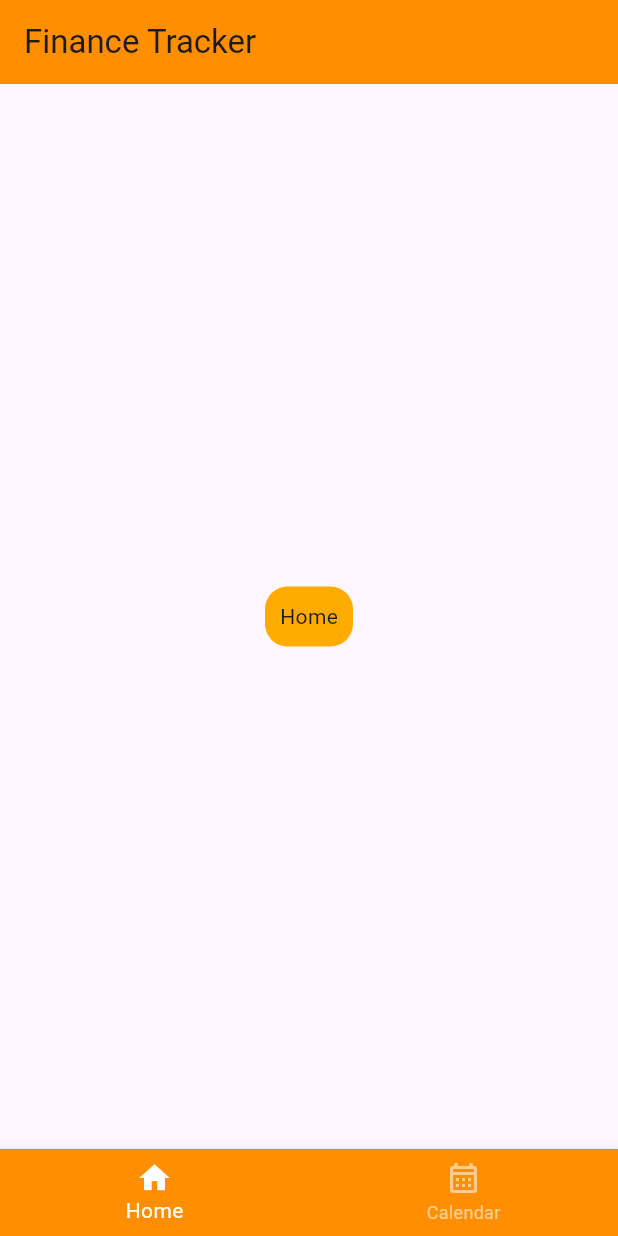
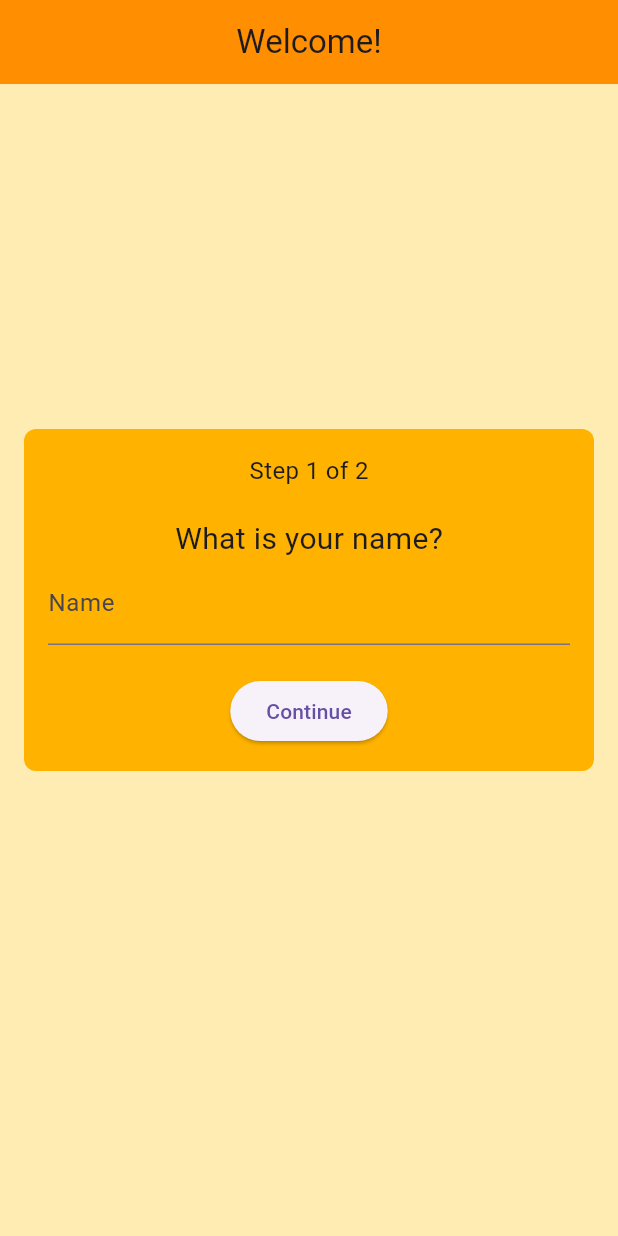
Before and after one commit to Defalt0402/Android-Finance-Tracker, a Flutter app: the screen it shows after launch, on a phone screen of 412 x 824 dp. Run offline on Flutter 3.47's test engine with Material 3 defaults, Android fonts, the phone set to English and light mode, and no system bars; our stand-ins replace shared_preferences.

Commit message:
Added shared_preferences module to store simple data. Added first time setup page. Changed colour scheme slightly. Added drawer with delete preferences button

```diff
--- a/finance_tracker/lib/main.dart
+++ b/finance_tracker/lib/main.dart
@@ -1,6 +1,8 @@
 import 'package:flutter/material.dart';
+import 'package:shared_preferences/shared_preferences.dart';
 import 'page/HomePage.dart';
 import 'page/CalendarPage.dart';
+import 'page/UserSetupPage.dart';
 
 void main() {
   runApp(const MyApp());
@@ -15,6 +17,46 @@ class MyApp extends StatefulWidget {
 
 class _MyAppState extends State<MyApp> {
 
+  Future<bool> _isFirstTimeUser() async {
+    final prefs = await SharedPreferences.getInstance();
+    final name = prefs.getString('username');
+    return name == null || name.isEmpty;
+  }
+
+    @override
+  Widget build(BuildContext context) {
+    return MaterialApp(
+      title: 'Finance Tracker',
+      routes: {
+        '/setup': (context) => const UserSetupPage(),
+        '/main': (context) => const MainApp(),
+      },
+      home: FutureBuilder<bool>(
+        future: _isFirstTimeUser(),
+        builder: (context, snapshot) {
+          if (!snapshot.hasData) {
+            return const Scaffold(
+              body: Center(child: CircularProgressIndicator()),
+            );
+          }
+
+          final isNewUser = snapshot.data!;
+          return isNewUser ? const UserSetupPage() : const MainApp();
+        },
+      ),
+    );
+  }
+}
+
+// Your main app with tabs (Home and Calendar)
+class MainApp extends StatefulWidget {
+  const MainApp({super.key});
+
+  @override
+  State<MainApp> createState() => _MainAppState();
+}
+
+class _MainAppState extends State<MainApp> {
   int currentIndex = 0;
   final screens = [
     HomePage(),
@@ -23,16 +65,62 @@ class _MyAppState extends State<MyApp> {
 
   @override
   Widget build(BuildContext context) {
-    return MaterialApp(
-      home: Scaffold(
+    return Scaffold(
       appBar: AppBar(
         backgroundColor: Colors.amber[800],
-          title: Text("Finance Tracker"),
+        centerTitle: true,
+        title: const Text(
+          "Finance Tracker",
+          style: TextStyle(
+            color: Colors.black,
+          ),
+        ),
+      ),
+
+      drawer: Drawer(
+        backgroundColor: Colors.amber[100],
+        child: ListView(
+          padding: EdgeInsets.zero,
+          children: [
+            SizedBox(
+              height: 150,
+              child: const DrawerHeader(
+                decoration: BoxDecoration(
+                  color: Colors.amber,
+                ),
+                child: Center(
+                  child: Text(
+                    'Menu',
+                    style: TextStyle(
+                      color: Colors.black,
+                      fontSize: 24,
+                    ),
+                  ),
+                ),
+              ),
+            ),
+            ListTile(
+              leading: const Icon(Icons.delete_forever),
+              title: const Text('Reset Preferences'),
+              onTap: () async {
+                final prefs = await SharedPreferences.getInstance();
+                await prefs.clear();
+
+                // Close the drawer
+                Navigator.of(context).pop();
+
+                // Optionally, navigate back to setup page or restart app flow:
+                Navigator.pushReplacementNamed(context, '/setup');
+              },
+            ),
+          ],
+        ),
       ),
 
       body: IndexedStack(
         index: currentIndex,
-          children: screens),
+        children: screens
+      ),
 
       bottomNavigationBar: BottomNavigationBar(
         type: BottomNavigationBarType.fixed,
@@ -41,16 +129,10 @@ class _MyAppState extends State<MyApp> {
         unselectedItemColor: Colors.white54,
         currentIndex: currentIndex,
         onTap: (index) => setState(() => currentIndex = index),
-          items: [
-            BottomNavigationBarItem(
-              icon: Icon(Icons.home),
-              label: "Home",
-              ),
-            BottomNavigationBarItem(
-              icon: Icon(Icons.calendar_month_outlined),
-              label: "Calendar",
-              )
-          ]),
+        items: const [
+          BottomNavigationBarItem(icon: Icon(Icons.home), label: "Home"),
+          BottomNavigationBarItem(icon: Icon(Icons.calendar_month_outlined), label: "Calendar"),
+        ],
       ),
     );
   }
--- a/finance_tracker/lib/page/CalendarPage.dart
+++ b/finance_tracker/lib/page/CalendarPage.dart
@@ -4,6 +4,11 @@ class CalendarPage extends StatelessWidget {
   @override
   Widget build(BuildContext context) {
     return Scaffold(
+      backgroundColor: Colors.amber[100],
+      appBar: AppBar(
+        backgroundColor: Colors.amber[800],
+        title: const Text("Calendar"),
+      ),
       body: Center(
         child: Container(
           child: Text("Calendar"),
--- /dev/null
+++ b/finance_tracker/lib/page/UserSetupPage.dart
@@ -0,0 +1,143 @@
+import 'package:flutter/material.dart';
+import '../user_preferences.dart';
+
+class UserSetupPage extends StatefulWidget {
+  const UserSetupPage({super.key});
+
+  @override
+  State<UserSetupPage> createState() => _UserSetupPageState();
+}
+
+class _UserSetupPageState extends State<UserSetupPage> {
+
+  int step = 0;
+
+  final nameController = TextEditingController();
+  final numberController = TextEditingController();
+
+  void _nextStep() {
+    setState(() {
+      step += 1;
+    });
+  }
+
+  Future<void> _finishSetup() async {
+    final name = nameController.text.trim();
+    final monthBudget = int.tryParse(numberController.text.trim());
+
+    if (name.isEmpty || monthBudget == null) {
+      ScaffoldMessenger.of(context).showSnackBar(
+        const SnackBar(content: Text("Please enter valid values.")),
+      );
+      return;
+    }
+
+    await UserPreferences.setName(name);
+    await UserPreferences.setMonthBudget(monthBudget);
+    await UserPreferences.setDarkModeFlag(false);
+
+    Navigator.pushReplacementNamed(context, '/main');
+  }
+
+  Widget _buildStep1() {
+    return Center(
+      child: Container(
+        padding: EdgeInsets.all(16),
+        decoration: BoxDecoration(
+          color: Colors.amber[600],
+          borderRadius: BorderRadius.circular(8),
+        ),
+        child: Column(
+          mainAxisSize: MainAxisSize.min,  // <-- Shrink-wrap column vertically
+          children: [
+            Text(
+              "Step 1 of 2",
+              style: TextStyle(fontSize: 16)
+            ),
+            SizedBox(height: 20),
+            Text(
+              "What is your name?",
+              style: TextStyle(fontSize: 20)
+            ),
+            TextField(
+              controller: nameController,
+              decoration: InputDecoration(labelText: "Name"),
+            ),
+            SizedBox(height: 20),
+            ElevatedButton(
+              onPressed: _nextStep,
+              child: Text("Continue"),
+            ),
+          ],
+        ),
+      ),
+    );
+  }
+
+  Widget _buildStep2() {
+    return Center(
+      child: Container(
+        padding: const EdgeInsets.all(16),
+        decoration: BoxDecoration(
+          color: Colors.amber[600],
+          borderRadius: BorderRadius.circular(8),
+          boxShadow: const [
+            BoxShadow(
+              color: Colors.black12,
+              blurRadius: 4,
+              offset: Offset(0, 2),
+            ),
+          ],
+        ),
+        child: Column(
+          mainAxisSize: MainAxisSize.min,
+          children: [
+            const Text(
+              "Step 2 of 2",
+              style: TextStyle(fontSize: 16),
+            ),
+            const SizedBox(height: 20),
+            const Text(
+              "What is your monthly budget?",
+              style: TextStyle(fontSize: 20)
+            ),
+            TextField(
+              controller: numberController,
+              keyboardType: TextInputType.number,
+              decoration: const InputDecoration(labelText: "Monthly budget"),
+            ),
+            const SizedBox(height: 20),
+            ElevatedButton(
+              onPressed: _finishSetup,
+              child: const Text("Finish"),
+            ),
+          ],
+        ),
+      ),
+    );
+  }
+
+  @override
+  Widget build(BuildContext context) {
+    return Scaffold(
+      backgroundColor: Colors.amber[100],
+      appBar: AppBar(
+        backgroundColor: Colors.amber[800],
+        title: const Center(child: Text("Welcome!")),
+      ),
+      body: Transform.translate(
+        offset: Offset(0, -40),
+        child: Padding(
+          padding: const EdgeInsets.all(16),
+          child: IndexedStack(
+            index: step,
+            children: [
+              _buildStep1(),
+              _buildStep2(),
+            ],
+          ),
+        ),
+      ),
+    );
+  }
+}
--- a/finance_tracker/pubspec.yaml
+++ b/finance_tracker/pubspec.yaml
@@ -34,6 +34,7 @@ dependencies:
   # The following adds the Cupertino Icons font to your application.
   # Use with the CupertinoIcons class for iOS style icons.
   cupertino_icons: ^1.0.8
+  shared_preferences: ^2.5.3
 
 dev_dependencies:
   flutter_test:
```
Also changed, not shown: finance_tracker/lib/page/HomePage.dart (+96 -11 lines), finance_tracker/lib/user_preferences.dart (added, +33 -0 lines), finance_tracker/pubspec.lock, 2 other files. Lines whose indentation alone changed are shown as unchanged.
